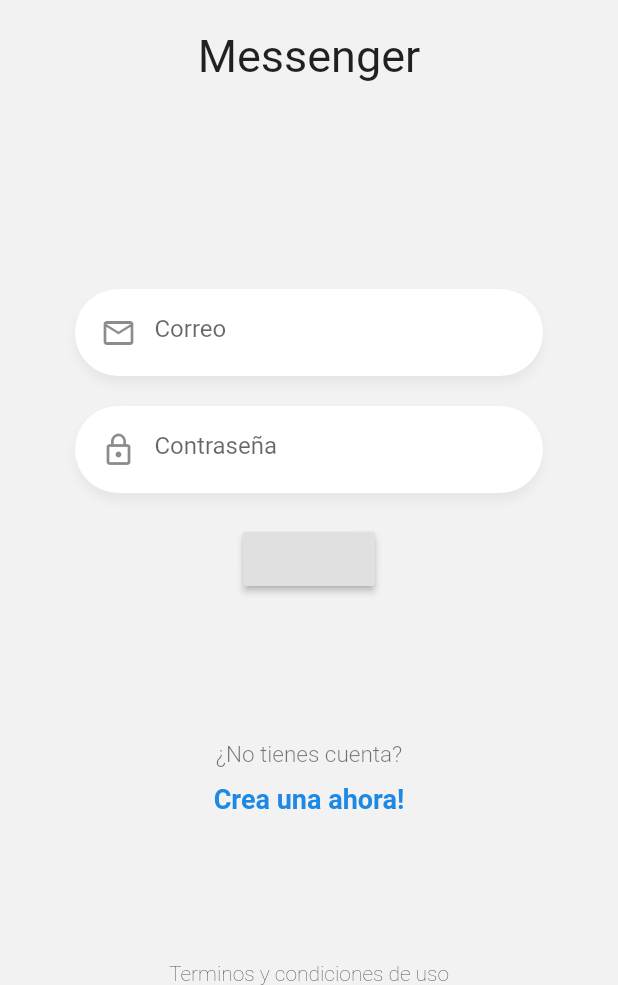
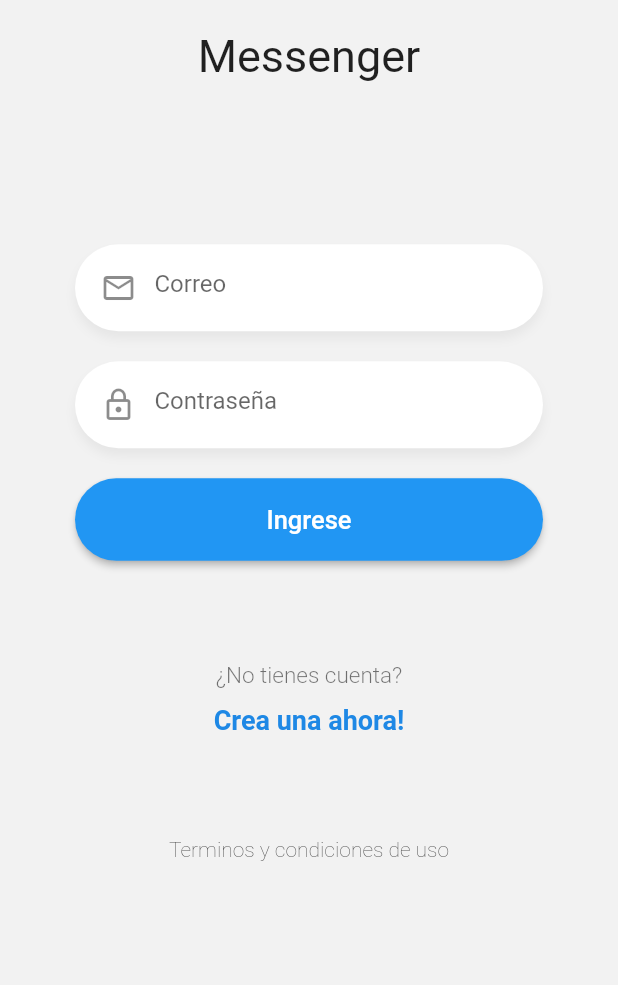
Before and after one commit to efraindrummer/RealTime-ChatApp, a Flutter app: the screen it shows after launch, on a phone screen of 412 x 824 dp, the part 251-1236 px from its top. Run offline on Flutter 3.47's test engine with Material 2 defaults, Android fonts, the phone set to English and light mode, and no system bars.

Commit message:
pantalla del login lista - se agrego el scrollview y un media query para arreglar los errores graficos

```diff
--- a/lib/pages/login_page.dart
+++ b/lib/pages/login_page.dart
@@ -1,3 +1,4 @@
+import 'package:chatpp/widgets/boton_azul.dart';
 import 'package:chatpp/widgets/custom_input.dart';
 import 'package:chatpp/widgets/labels.dart';
 import 'package:chatpp/widgets/logo.dart';
@@ -9,6 +10,10 @@ class LoginPage extends StatelessWidget {
     return Scaffold(
       backgroundColor: Color(0xffF2F2F2),
       body: SafeArea(
+        child: SingleChildScrollView(
+          physics: BouncingScrollPhysics(),
+          child: Container(
+            height: MediaQuery.of(context).size.height * 0.9,
             child: Column(
               mainAxisAlignment: MainAxisAlignment.spaceBetween,
               children: <Widget>[
@@ -18,12 +23,12 @@ class LoginPage extends StatelessWidget {
                 Text('Terminos y condiciones de uso', style: TextStyle(fontWeight: FontWeight.w200),)
               ],
             ),
+          ),
+        ),
       )
     );
   }
 }
-
-
 
 class _Form extends StatefulWidget {
 
@@ -57,11 +62,14 @@ class __FormState extends State<_Form> {
 
           ),
 
-
-          RaisedButton(onPressed: (){
+          BotonAzul(
+            text: 'Ingrese',
+            onPressed: (){
               print(emailCtrl.text);
               print(passCtrl.text);
-          }),
+            },
+          )
+
         ],
       ),
     );
--- /dev/null
+++ b/lib/widgets/boton_azul.dart
@@ -0,0 +1,32 @@
+import 'package:flutter/material.dart';
+
+class BotonAzul extends StatelessWidget {
+
+  final String text;
+  final Function onPressed;
+
+  const BotonAzul({
+    Key key,
+    @required this.text,
+    @required this.onPressed
+  }) : super(key: key);
+
+  @override
+  Widget build(BuildContext context) {
+
+    return RaisedButton(
+      onPressed: this.onPressed,
+      elevation: 2,
+      highlightElevation: 5,
+      color: Colors.blue,
+      shape: StadiumBorder(),
+      child: Container(
+        width: double.infinity,
+        height: 55,
+        child: Center(
+          child: Text(this.text, style: TextStyle(color: Colors.white, fontSize: 17)),
+        ),
+      ),
+    );
+  }
+}
```
Lines whose indentation alone changed are shown as unchanged.
